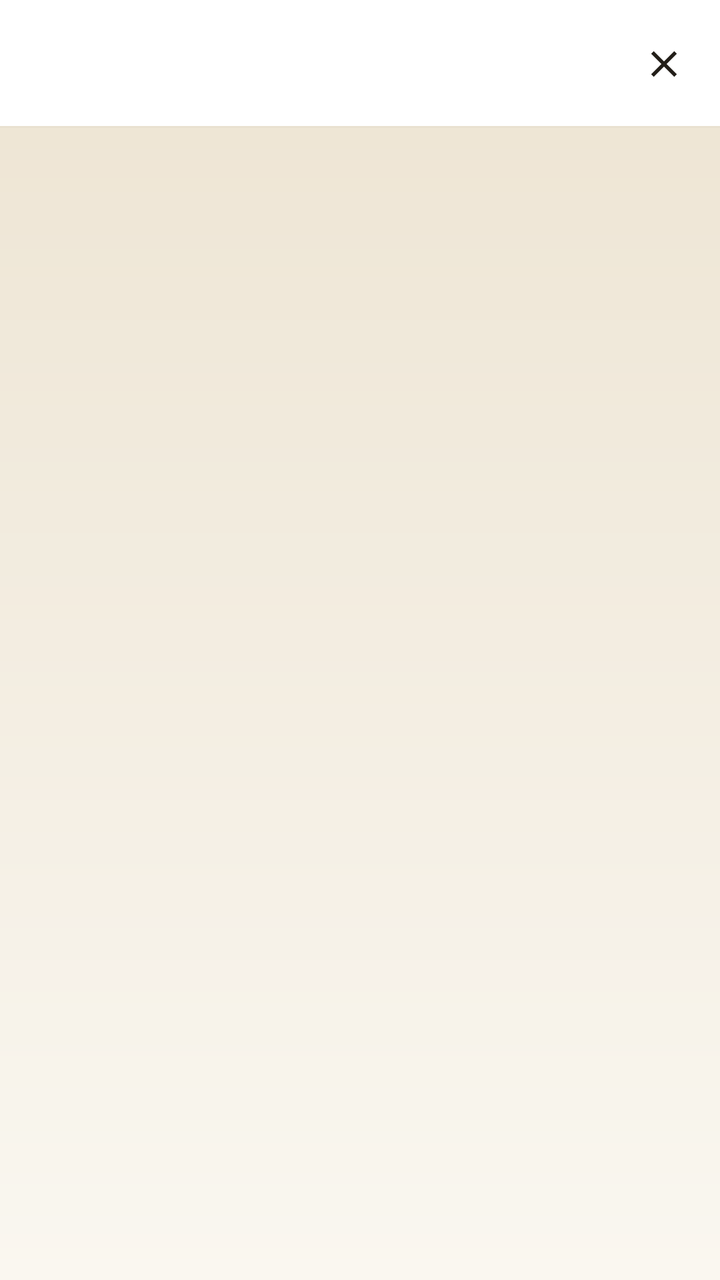
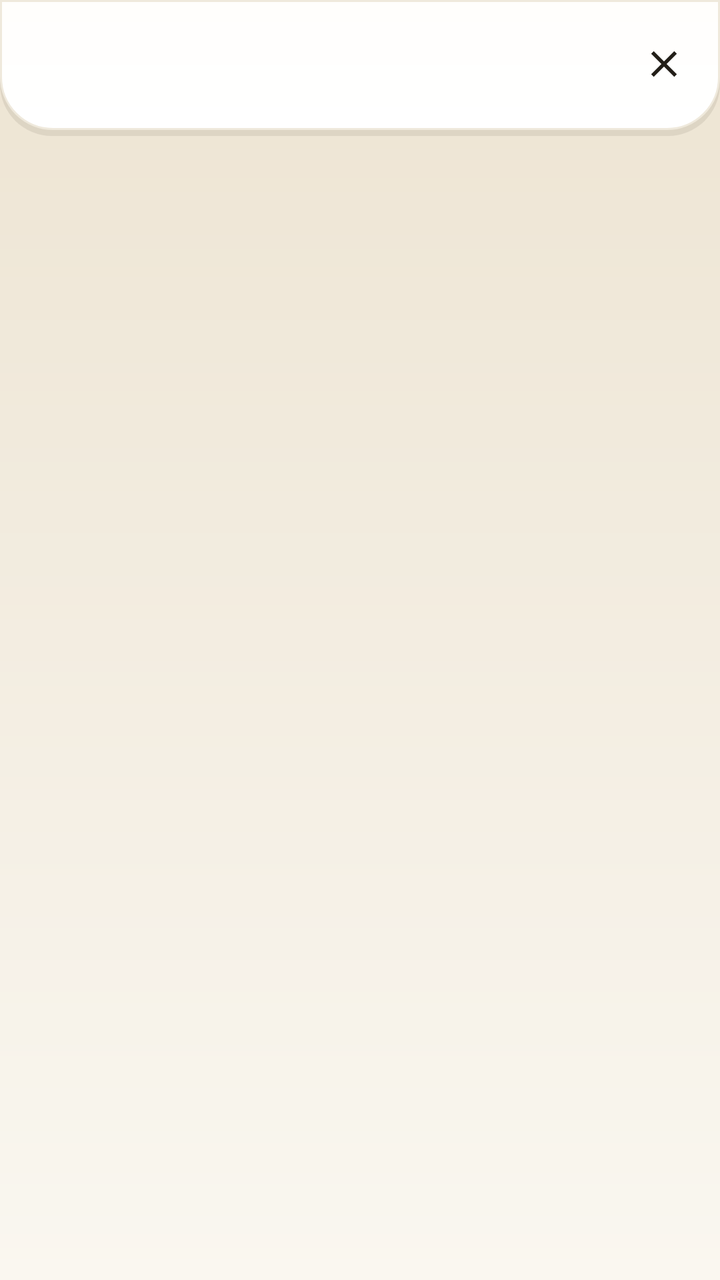

Compare the two renders of this Android layout. The source of the first and the diff that turns it into the second are given below.
<!-- AndroidManifest.xml: application theme Theme.ClinicalMaster -->
<!-- res/layout/activity_treatment_programs.xml -->
<?xml version="1.0" encoding="utf-8"?>
<LinearLayout xmlns:android="http://schemas.android.com/apk/res/android"
    xmlns:app="http://schemas.android.com/apk/res-auto"
    android:layout_width="match_parent"
    android:layout_height="match_parent"
    android:background="@drawable/bg_app_gradient"
    android:orientation="vertical">

    <com.google.android.material.appbar.MaterialToolbar
        android:id="@+id/toolbar"
        android:layout_width="match_parent"
        android:layout_height="?attr/actionBarSize"
        android:background="@drawable/bg_header_container"
        android:title="📋 برامج العلاج الفيزيائي"
        android:titleTextColor="@color/text_primary"
        app:navigationIcon="@drawable/ic_close" />

    <FrameLayout
        android:layout_width="match_parent"
        android:layout_height="0dp"
        android:layout_weight="1">

        <TextView
            android:id="@+id/programs_empty_hint"
            android:layout_width="match_parent"
            android:layout_height="wrap_content"
            android:layout_gravity="center"
            android:gravity="center"
            android:padding="32dp"
            android:text="📋&#10;&#10;لا يوجد برامج علاج محفوظة بعد.&#10;اضغط + في الشاشة الرئيسية واختر «برنامج علاج فيزيائي»."
            android:textColor="@color/text_tertiary"
            android:textDirection="rtl"
            android:textSize="13.5sp"
            android:visibility="gone" />

        <ScrollView
            android:layout_width="match_parent"
            android:layout_height="match_parent">

            <LinearLayout
                android:id="@+id/programs_container"
                android:layout_width="match_parent"
                android:layout_height="wrap_content"
                android:orientation="vertical"
                android:padding="12dp" />
        </ScrollView>
    </FrameLayout>
</LinearLayout>
<!-- resources referenced by this layout -->
<resources>
  <color name="text_primary">#231F19</color>
  <color name="text_tertiary">#9C9182</color>
  <!-- drawable bg_app_gradient (drawable) -->
  <shape xmlns:android="http://schemas.android.com/apk/res/android" android:shape="rectangle">
      <gradient android:type="linear" android:angle="90"
          android:startColor="@color/bg_deep_1"
          android:centerColor="@color/bg_deep_2"
          android:endColor="@color/bg_deep_3"/>
  </shape>
  <!-- drawable bg_header_container (drawable) -->
  <layer-list xmlns:android="http://schemas.android.com/apk/res/android">
      <item>
          <shape android:shape="rectangle">
              <solid android:color="@color/glass_fill_strong"/>
          </shape>
      </item>
      <item android:height="1dp" android:gravity="bottom">
          <shape android:shape="rectangle">
              <solid android:color="@color/glass_border"/>
          </shape>
      </item>
  </layer-list>
  <color name="bg_deep_1">#FAF7F0</color>
  <color name="bg_deep_2">#F3EDE1</color>
  <color name="bg_deep_3">#EDE4D2</color>
  <color name="glass_fill_strong">#FFFFFF</color>
  <color name="glass_border">#E9E1D0</color>
  <color name="primary_cyan">#C96A46</color>
  <color name="primary_cyan_dark">#9C4E31</color>
  <color name="white">#FFFFFF</color>
  <color name="m3_primary_container">#F3DBCB</color>
  <color name="m3_on_primary_container">#5A2812</color>
  <color name="accent_violet">#4F7183</color>
  <color name="accent_violet_dark">#3A5563</color>
  <color name="m3_secondary_container">#DAE5E8</color>
  <color name="m3_on_secondary_container">#1C333B</color>
  <color name="m3_tertiary">#A8752B</color>
  <color name="m3_on_tertiary">#FFFFFF</color>
  <color name="m3_tertiary_container">#F2E2C4</color>
  <color name="m3_on_tertiary_container">#463010</color>
  <color name="bg_dark">#F3EDE1</color>
  <color name="surface_dark">#FFFEFC</color>
  <color name="m3_surface_variant">#F1EBDD</color>
  <color name="m3_on_surface_variant">#6B6155</color>
  <color name="m3_surface_container">#F1EBDD</color>
  <color name="m3_surface_container_high">#EAE2CE</color>
  <color name="m3_outline">#9C9182</color>
  <color name="m3_outline_variant">#EFE9DC</color>
  <color name="m3_error">#B5432B</color>
  <color name="m3_on_error">#FFFFFF</color>
  <color name="m3_error_container">#F5D6CB</color>
  <color name="m3_on_error_container">#591C0E</color>
  <style name="ShapeAppearance.M3.Corner.ExtraSmall" parent="ShapeAppearance.Material3.Corner.ExtraSmall">
          <item name="cornerSize">8dp</item>
      </style>
  <style name="ShapeAppearance.M3.Corner.Small" parent="ShapeAppearance.Material3.Corner.Small">
          <item name="cornerSize">12dp</item>
      </style>
  <style name="ShapeAppearance.M3.Corner.Medium" parent="ShapeAppearance.Material3.Corner.Medium">
          <item name="cornerSize">16dp</item>
      </style>
  <style name="ShapeAppearance.M3.Corner.Large" parent="ShapeAppearance.Material3.Corner.Large">
          <item name="cornerSize">24dp</item>
      </style>
  <style name="MaterialAlertDialog.ClinicalMaster.Title" parent="MaterialAlertDialog.Material3.Title.Text">
          <item name="android:textDirection">rtl</item>
          <item name="android:gravity">end</item>
      </style>
  <!-- unchanged entries left out for length: 3 -->
</resources>

<!-- the commit's change to res/layout/activity_treatment_programs.xml (unified diff, before → after) -->
@@ -9,10 +9,12 @@
     <com.google.android.material.appbar.MaterialToolbar
         android:id="@+id/toolbar"
         android:layout_width="match_parent"
-        android:layout_height="?attr/actionBarSize"
-        android:background="@drawable/bg_header_container"
+        android:layout_height="68dp"
+        android:background="@drawable/bg_top_bar_modern"
         android:title="📋 برامج العلاج الفيزيائي"
         android:titleTextColor="@color/text_primary"
+        app:contentInsetStart="18dp"
+        app:contentInsetEnd="14dp"
         app:navigationIcon="@drawable/ic_close" />
 
     <FrameLayout
<!-- resource entries referenced after the edit -->
@@ -9,24 +9,30 @@
           android:centerColor="@color/bg_deep_2"
           android:endColor="@color/bg_deep_3"/>
   </shape>
-  <!-- drawable bg_header_container (drawable) -->
+  <!-- drawable bg_top_bar_modern (drawable) -->
   <layer-list xmlns:android="http://schemas.android.com/apk/res/android">
-      <item>
+      <item android:top="3dp">
           <shape android:shape="rectangle">
-              <solid android:color="@color/glass_fill_strong"/>
+              <solid android:color="@color/shadow_soft"/>
+              <corners android:bottomLeftRadius="26dp" android:bottomRightRadius="26dp"/>
           </shape>
       </item>
-      <item android:height="1dp" android:gravity="bottom">
+      <item android:bottom="3dp">
           <shape android:shape="rectangle">
-              <solid android:color="@color/glass_border"/>
+              <gradient android:type="linear" android:angle="90"
+                  android:startColor="@color/glass_fill_strong" android:endColor="@color/glass_fill"/>
+              <corners android:bottomLeftRadius="26dp" android:bottomRightRadius="26dp"/>
+              <stroke android:width="1dp" android:color="@color/glass_border_soft"/>
           </shape>
       </item>
   </layer-list>
   <color name="bg_deep_1">#FAF7F0</color>
   <color name="bg_deep_2">#F3EDE1</color>
   <color name="bg_deep_3">#EDE4D2</color>
+  <color name="shadow_soft">#14201208</color>
   <color name="glass_fill_strong">#FFFFFF</color>
-  <color name="glass_border">#E9E1D0</color>
+  <color name="glass_fill">#FFFEFC</color>
+  <color name="glass_border_soft">#EFE9DC</color>
   <color name="primary_cyan">#C96A46</color>
   <color name="primary_cyan_dark">#9C4E31</color>
   <color name="white">#FFFFFF</color>
